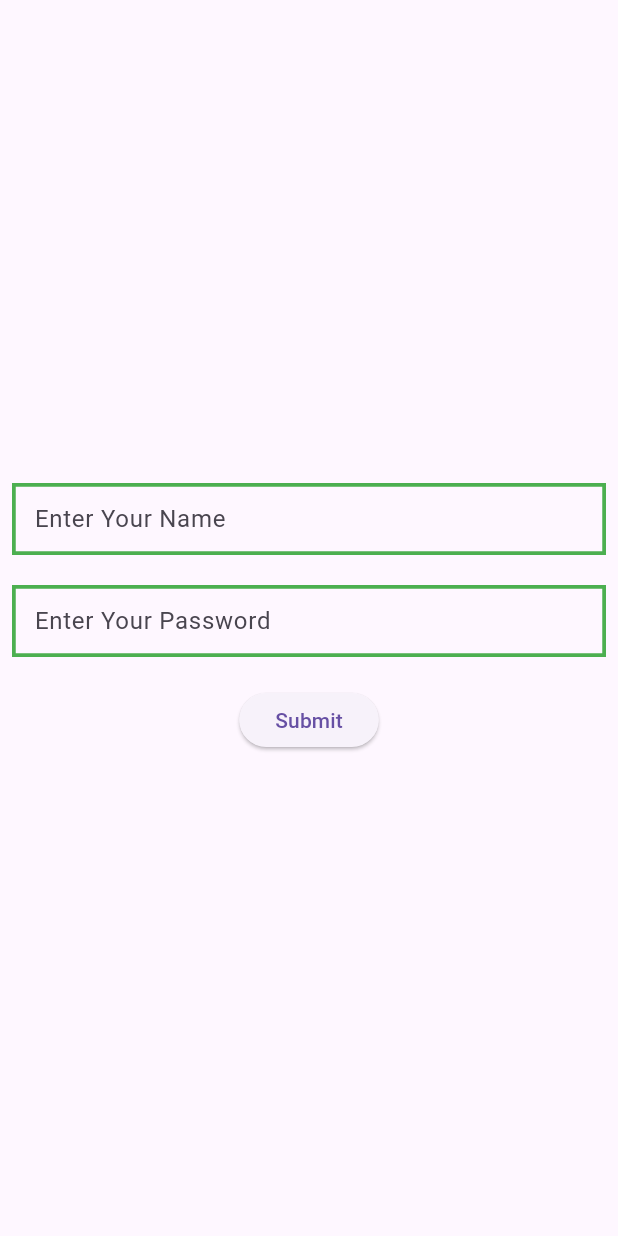
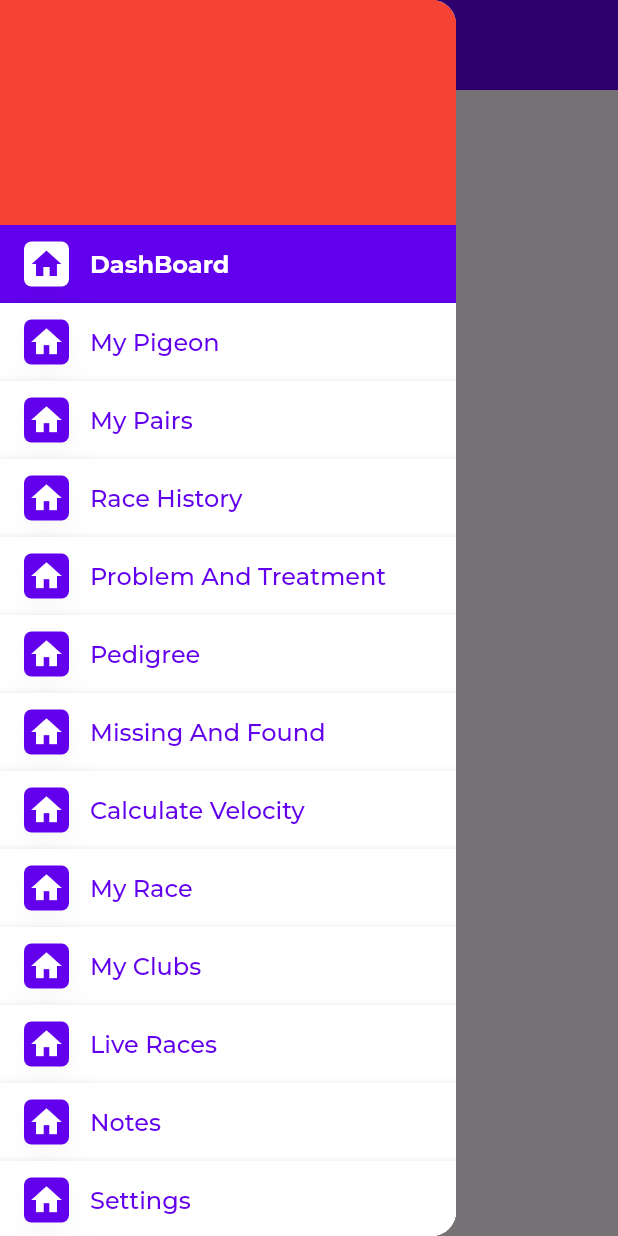
Before and after one commit to Rajafullstackdev/pigeon_loft, a Flutter app: the screen it shows after launch, with the side drawer open (before the commit the screen has no drawer), on a phone screen of 412 x 824 dp. Run offline on Flutter 3.47's test engine with Material 3 defaults, Android fonts, the phone set to English and light mode, and no system bars; our stand-ins replace confetti, firebase_auth, get, google_fonts, lottie, pinput; missing offline and left inert: country_pickers, phone_number_hint; accounts and stored records are empty.

Commit message:
change the design and add gex Controller

```diff
--- a/lib/ConstFiles/ConstFiles.dart
+++ b/lib/ConstFiles/ConstFiles.dart
@@ -1,6 +1,7 @@
 import 'dart:ui';
 
 import 'package:flutter/cupertino.dart';
+import 'package:flutter/material.dart';
 import 'package:pigeon_loft/widgets/FontWidgets/FontWidget.dart';
 
 Color spbgColor=Color(0xff6200ed);
@@ -23,10 +24,19 @@ double medium=18;
 double large=20;
 double xlLarge=22;
 
-/// fontt Class Const Fill
+/// font Class Const Fill
 FontsClass fontsValue = FontsClass();
 
+/// lottie file
 String lottieAnimation='assets/otpwaiting (New).json';
+
+
+///drawer Key
+
+ GlobalKey<ScaffoldState> drawerKey=GlobalKey();
+ const IconData menu = IconData(0xe3dc, fontFamily: 'MaterialIcons');
+
+///hide keyboard function
 
 hideKeyBoard(BuildContext context){
  return FocusScope.of(context).unfocus();
--- /dev/null
+++ b/lib/Controller/drawerController.dart
@@ -0,0 +1,91 @@
+import 'package:flutter/material.dart';
+import 'package:get/get.dart';
+import 'package:pigeon_loft/ConstFiles/ConstFiles.dart';
+import 'package:pigeon_loft/Model/drawerModel.dart';
+
+class drawerController extends GetxController {
+
+  int selectIndex=0;
+  /// Menu List Item
+  List<drawerMenu> menuList = [
+    drawerMenu(
+      itemName: "DashBoard",
+      itemIcon: Icons.home,
+    ),
+    drawerMenu(
+      itemName: "My Pigeon",
+      itemIcon: Icons.home,
+    ),
+    drawerMenu(
+      itemName: "My Pairs",
+      itemIcon: Icons.home,
+    ),
+    drawerMenu(
+      itemName: "Race History",
+      itemIcon: Icons.home,
+    ),
+    drawerMenu(
+      itemName: "Problem And Treatment",
+      itemIcon: Icons.home,
+    ),
+    drawerMenu(
+      itemName: "Pedigree",
+      itemIcon: Icons.home,
+    ),
+    drawerMenu(
+      itemName: "Missing And Found",
+      itemIcon: Icons.home,
+    ),
+
+    drawerMenu(
+      itemName: "Calculate Velocity",
+      itemIcon: Icons.home,
+    ),
+
+    drawerMenu(
+      itemName: "My Race",
+      itemIcon: Icons.home,
+    ),
+
+    drawerMenu(
+      itemName: "My Clubs",
+      itemIcon: Icons.home,
+    ),
+
+    drawerMenu(
+      itemName: "Live Races",
+      itemIcon: Icons.home,
+    ),
+
+    drawerMenu(
+      itemName: "Notes",
+      itemIcon: Icons.home,
+    ),
+    drawerMenu(
+      itemName: "Settings",
+      itemIcon: Icons.home,
+    ),
+
+    drawerMenu(
+      itemName: "Purchase License",
+      itemIcon: Icons.home,
+    ),
+
+    drawerMenu(
+      itemName: "Contact us",
+      itemIcon: Icons.home,
+    ),
+    drawerMenu(
+      itemName: "Share",
+      itemIcon: Icons.home,
+    ),
+  ];
+
+  /// close the drawer and check index value
+
+  closeDrawer( {Index}) {
+   // drawerKey.currentState!.closeDrawer();
+    selectIndex=Index;
+    update();
+  }
+}
--- /dev/null
+++ b/lib/Model/drawerModel.dart
@@ -0,0 +1,8 @@
+import 'package:flutter/cupertino.dart';
+
+class drawerMenu{
+  String itemName;
+  IconData itemIcon;
+  int ?selectedIndex;
+  drawerMenu({required this.itemIcon,required this.itemName,this.selectedIndex});
+}
--- /dev/null
+++ b/lib/Screens/DashBoardScreen/DashBoardScreen.dart
@@ -0,0 +1,31 @@
+import 'package:flutter/material.dart';
+import 'package:pigeon_loft/ConstFiles/ConstFiles.dart';
+import 'package:pigeon_loft/widgets/AppBarWidgets/AppBarWidget.dart';
+import 'package:pigeon_loft/widgets/DrawerWidget/DrawerWidgets.dart';
+
+class DashBoardScreen extends StatefulWidget {
+  const DashBoardScreen({super.key});
+
+  @override
+  State<DashBoardScreen> createState() => _DashBoardScreenState();
+}
+
+class _DashBoardScreenState extends State<DashBoardScreen> {
+  @override
+  Widget build(BuildContext context) {
+    return Scaffold(
+      key: drawerKey,
+      appBar: PreferredSize(
+        preferredSize: Size(double.infinity, 60),
+        child: AppBarWidget(
+          leadingWidget: IconButton(  onPressed:(){
+
+            drawerKey.currentState!.openDrawer();
+          },icon: Icon( Icons.arrow_back_ios)),
+          textName: 'Dashboard',
+        ),
+      ),
+     drawer: drawer(),
+    );
+  }
+}
--- a/lib/Screens/SplashScreen/SplashScreen.dart
+++ b/lib/Screens/SplashScreen/SplashScreen.dart
@@ -30,6 +30,7 @@ class _SplashScreenState extends State<SplashScreen> {
           curve: Curves.easeInOut,
           transition: Transition.zoom);
     });
+
     super.initState();
   }
 
--- a/lib/main.dart
+++ b/lib/main.dart
@@ -2,8 +2,8 @@ import 'package:flutter/material.dart';
 import 'package:get/get_navigation/src/root/get_material_app.dart';
 import 'package:google_fonts/google_fonts.dart';
 import 'package:pigeon_loft/ConstFiles/ConstFiles.dart';
+import 'package:pigeon_loft/Screens/DashBoardScreen/DashBoardScreen.dart';
 import 'package:pigeon_loft/Screens/SplashScreen/SplashScreen.dart';
-import 'package:pigeon_loft/demoScrren.dart';
 
 
 void main() {
@@ -29,7 +29,7 @@ class MyApp extends StatelessWidget {
       )
       ),
       debugShowCheckedModeBanner: false,
-      home: FormWidget(),
+      home: DashBoardScreen(),
     );
   }
 }
--- a/lib/untils/AuthUntils/Authuntil.dart
+++ b/lib/untils/AuthUntils/Authuntil.dart
@@ -6,9 +6,10 @@ const  verify='VERIFY PHONE NUMBER';
 
 Color greyColor=Colors.grey;
 Color errorColor=Colors.red;
+Color whiteCl=Colors.white;
 
 
 
 String blueConImage='assets/profile back.jpeg';
 String ImageSVG='assets/undraw_mobile-development_tjxm.png';
-const hintText='By tapping "Verify Phone Number ",an SMS may be sent. Message\n&data rates may appy.';
+const hintText='By tapping "Verify Phone Number ",an SMS may be sent. Message &data rates may apply.';
--- a/lib/widgets/AppBarWidgets/AppBarWidget.dart
+++ b/lib/widgets/AppBarWidgets/AppBarWidget.dart
@@ -6,7 +6,9 @@ import 'package:pigeon_loft/widgets/TextWidgets/customeText.dart';
 
 class AppBarWidget extends StatefulWidget {
   String textName;
-  AppBarWidget({required this.textName});
+  Widget ?leadingWidget;
+  List<Widget>? listWidget;
+  AppBarWidget({required this.textName,this.leadingWidget,this.listWidget});
 
   @override
   State<AppBarWidget> createState() => _AppBarWidgetState();
@@ -18,14 +20,12 @@ class _AppBarWidgetState extends State<AppBarWidget> {
   @override
   Widget build(BuildContext context) {
     return  AppBar(
+      leading: widget.leadingWidget,
+      actions: widget.listWidget,
       elevation: 0,
       backgroundColor: spbgColor,
     //  bottom: PreferredSize(preferredSize: Size(double.infinity, 2), child: Divider()),
-      title: Row(
-
-        crossAxisAlignment: CrossAxisAlignment.center,
-        children: [
-          Custometext(
+      title: Custometext(
         textName: widget.textName,
         textStyle: fontsValue.fontstyleAboreto(
           fontWeight: FontWeight.w500,
@@ -33,8 +33,6 @@ class _AppBarWidgetState extends State<AppBarWidget> {
           fontColor: Colors.white,
         ),
       ),
-        ],
-      ),
     );
   }
 }
--- a/lib/widgets/CustomButton.dart
+++ b/lib/widgets/CusttomButton/CustomButton.dart
@@ -1,6 +1,7 @@
 import 'package:flutter/material.dart';
 
 class Button extends StatefulWidget {
+
   Widget child;
   double? buttonHeight;
   double? buttonwidth;
--- /dev/null
+++ b/lib/widgets/DrawerWidget/DrawerWidgets.dart
@@ -0,0 +1,76 @@
+import 'package:flutter/material.dart';
+import 'package:get/get.dart';
+import 'package:get/get_core/src/get_main.dart';
+import 'package:pigeon_loft/ConstFiles/ConstFiles.dart';
+import 'package:pigeon_loft/Controller/drawerController.dart';
+import 'package:pigeon_loft/untils/AuthUntils/Authuntil.dart';
+import 'package:pigeon_loft/widgets/TextWidgets/customeText.dart';
+import 'package:pigeon_loft/widgets/custtomIconButton/customIconButton.dart';
+
+class drawer extends StatefulWidget {
+  const drawer({super.key});
+
+  @override
+  State<drawer> createState() => _drawerState();
+}
+
+class _drawerState extends State<drawer> {
+
+  final drawercon=Get.put(drawerController(),tag: 'Drawer Widgets');
+  @override
+  Widget build(BuildContext context) {
+    return Drawer(
+      backgroundColor: whiteCl,
+      child: SizedBox(
+        width: double.infinity,
+        child: Column(
+          children: [
+            Container(
+              height: 150,
+              color: Colors.red,
+            ),
+
+            Expanded(
+              child: AnimatedList(
+                shrinkWrap: true,
+                initialItemCount: drawercon.menuList.length,
+                itemBuilder: (context, index,animation) {
+                  return
+
+                    Material(
+                      elevation: 5,
+                      child: ListTile(
+                        tileColor:drawercon.selectIndex==index? spbgColor:whiteCl,
+                        onTap: () {
+                          setState(() {
+                            drawercon.closeDrawer(Index: index);
+                          });
+                        },
+                        leading: SizedBox(
+                          height: 30,
+                          width: 30,
+                          child: custtomIconButton(
+                            outterColor: drawercon.selectIndex==index?whiteCl:spbgColor,
+                            icon: Icons.home,
+                            iconColor: drawercon.selectIndex==index?spbgColor:whiteCl,
+                          ),
+                        ),
+                        title: Custometext(
+                          textStyle: fontsValue.fontstyleAboreto(
+                            fontSize: small,
+                            fontWeight: drawercon.selectIndex==index?FontWeight.w700:FontWeight.w500,
+                            fontColor: drawercon.selectIndex==index? whiteCl:spbgColor
+                          ),
+                          textName: drawercon.menuList[index].itemName,
+                        ),
+                      ),
+                    );
+                },
+              ),
+            ),
+          ],
+        ),
+      ),
+    );
+  }
+}
--- a/lib/widgets/TextWidgets/customeText.dart
+++ b/lib/widgets/TextWidgets/customeText.dart
@@ -1,11 +1,14 @@
 import 'package:flutter/cupertino.dart';
+import 'package:flutter/material.dart';
 import 'package:google_fonts/google_fonts.dart';
 
 class Custometext extends StatefulWidget {
   String textName;
   TextStyle ?textStyle;
+  Color ?fontColor;
 
-  Custometext({super.key, required this.textName,this.textStyle});
+
+  Custometext({super.key, required this.textName,this.textStyle,this.fontColor});
 
   @override
   State<Custometext> createState() => _CustometextState();
@@ -14,6 +17,6 @@ class Custometext extends StatefulWidget {
 class _CustometextState extends State<Custometext> {
   @override
   Widget build(BuildContext context) {
-    return Text(widget.textName??"",style: widget.textStyle??GoogleFonts.aboreto(),);
+    return Text(widget.textName??"",style: widget.textStyle??GoogleFonts.aboreto(color: widget.fontColor??Colors.black),);
   }
 }
--- /dev/null
+++ b/lib/widgets/custtomIconButton/customIconButton.dart
@@ -0,0 +1,41 @@
+import 'package:flutter/material.dart';
+import 'package:pigeon_loft/ConstFiles/ConstFiles.dart';
+
+class custtomIconButton extends StatefulWidget {
+
+  double ?elevation;
+  BorderRadius ?borderRadius;
+  Color ?shadowColor;
+  IconData icon;
+  Color? iconColor;
+  Widget?child;
+  Color ?outterColor;
+  double ?iconSize;
+
+  custtomIconButton(
+      {this.elevation,
+        this.shadowColor,
+        this.iconSize,
+        this.borderRadius,
+        required this.icon,
+        this.iconColor,
+        this.child,
+        this.outterColor});
+
+  @override
+  State<custtomIconButton> createState() => _custtomIconButtonState();
+}
+
+class _custtomIconButtonState extends State<custtomIconButton> {
+  @override
+  Widget build(BuildContext context) {
+    return Material(
+      color:widget.outterColor??Colors.white,
+      elevation: widget.elevation ?? 10,
+      borderRadius: widget.borderRadius ?? BorderRadius.circular(5),
+      shadowColor: widget.shadowColor ?? Colors.black12,
+      child: widget.child ??
+          Icon(widget.icon, color: widget.iconColor ?? spbgColor,),
+    );
+  }
+}
--- a/pubspec.yaml
+++ b/pubspec.yaml
@@ -47,7 +47,6 @@ dependencies:
   country_pickers: ^3.0.1
   flutter_svg: ^2.0.17
   phone_number_picker: ^0.0.8
-  otp_text_field: ^1.1.3
   pinput: ^5.0.1
 
 
```
Also changed, not shown: lib/Controller/authController.dart (added, +38 -0 lines), lib/Screens/AnthendicationScreen/AnthendicationScreen.dart (+35 -38 lines), lib/Screens/AnthendicationScreen/OtpScreen.dart (+26 -13 lines), lib/Screens/userRegScreen/userRegScreen.dart (+3 -4 lines), lib/tesingScreen/demoScrren.dart (renamed from lib/demoScrren.dart), lib/tesingScreen/testingScreen.dart (renamed from lib/testingScreen.dart), pubspec.lock. Lines whose indentation alone changed are shown as unchanged.
